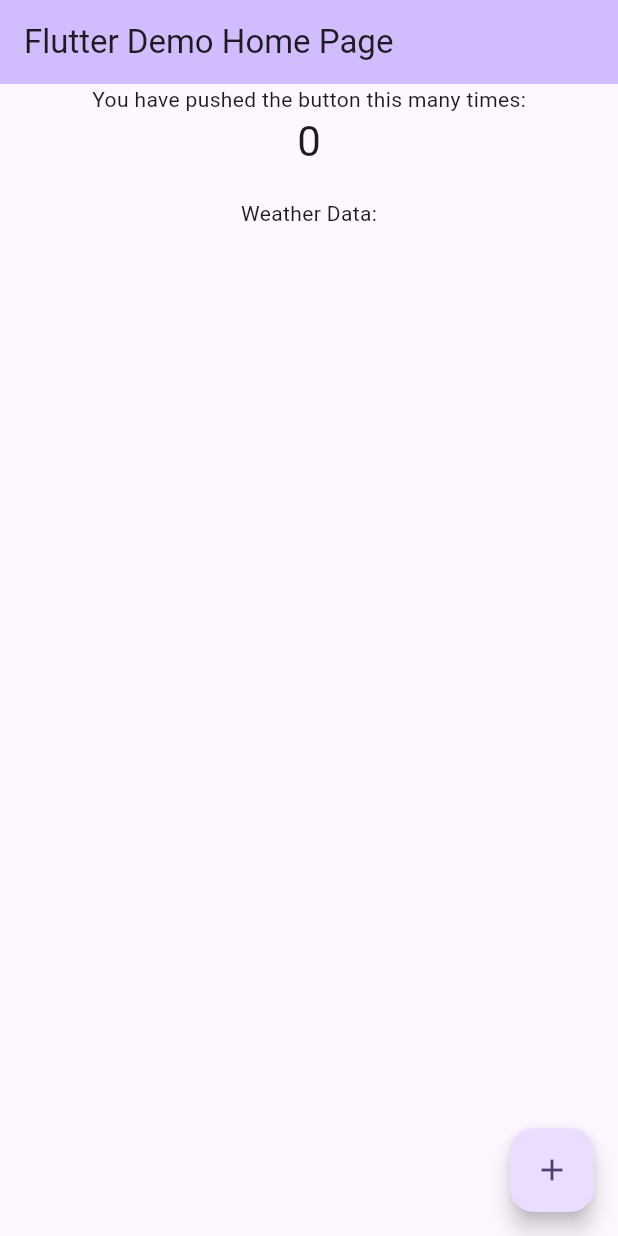
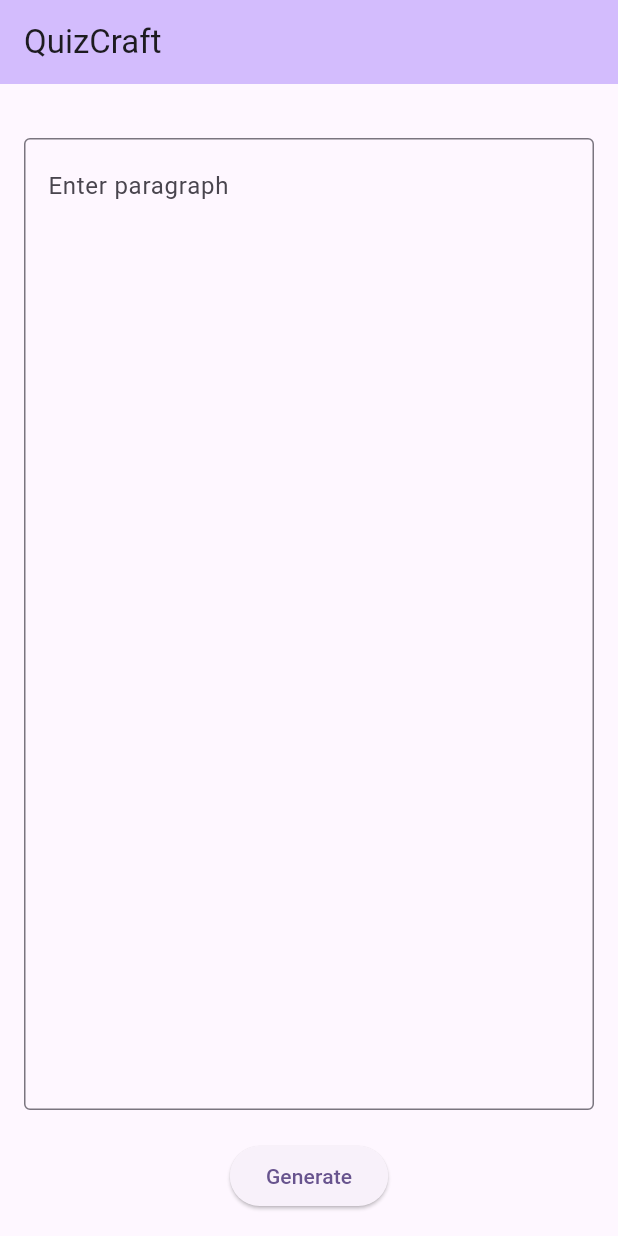
Before and after one commit to sunkenquest/QuizCraft, a Flutter app: the screen it shows after launch, on a phone screen of 412 x 824 dp. Run offline on Flutter 3.47's test engine with Material 3 defaults, Android fonts, the phone set to English and light mode, and no system bars.

Commit message:
feat: add generate quiz on backend and flutter (#5)

```diff
--- /dev/null
+++ b/frontend/lib/controller/quiz_controller.dart
@@ -0,0 +1,24 @@
+import 'package:http/http.dart' as http;
+import 'dart:convert';
+import '../model/quiz_model.dart';
+
+class QuizController {
+  Future<QuizModel?> generateQuiz(String paragraph) async {
+    final response = await http.post(
+      Uri.parse('http://localhost:5000/generateQuiz'),
+      headers: <String, String>{
+        'Content-Type': 'application/json; charset=UTF-8',
+      },
+      body: jsonEncode(<String, String>{
+        'paragraph': paragraph,
+      }),
+    );
+
+    if (response.statusCode == 200) {
+      final data = jsonDecode(response.body);
+      return QuizModel.fromJson(data);
+    } else {
+      throw Exception('Failed to generate quiz');
+    }
+  }
+}
--- a/frontend/lib/main.dart
+++ b/frontend/lib/main.dart
@@ -1,6 +1,9 @@
+import 'dart:developer';
+
 import 'package:flutter/material.dart';
-import 'package:http/http.dart' as http;
-import 'dart:convert';
+import 'controller/quiz_controller.dart';
+import 'view/quiz_page.dart';
+import 'model/quiz_model.dart';
 
 void main() {
   runApp(const MyApp());
@@ -12,115 +15,51 @@ class MyApp extends StatelessWidget {
   @override
   Widget build(BuildContext context) {
     return MaterialApp(
-      title: 'Flutter Demo',
+      title: 'QuizCraft',
       theme: ThemeData(
         colorScheme: ColorScheme.fromSeed(seedColor: Colors.deepPurple),
         useMaterial3: true,
       ),
-      home: const MyHomePage(title: 'Flutter Demo Home Page'),
+      home: const MyQuizPage(),
     );
   }
 }
 
-class MyHomePage extends StatefulWidget {
-  const MyHomePage({super.key, required this.title});
-
-  final String title;
+class MyQuizPage extends StatefulWidget {
+  const MyQuizPage({super.key});
 
   @override
-  State<MyHomePage> createState() => _MyHomePageState();
+  State<MyQuizPage> createState() => _MyQuizPageState();
 }
 
-class _MyHomePageState extends State<MyHomePage> {
-  int _counter = 0;
-  List<dynamic> _weatherData = [];
+class _MyQuizPageState extends State<MyQuizPage> {
+  final TextEditingController _controller = TextEditingController();
+  final QuizController _quizController = QuizController();
+  QuizModel? _quizModel;
 
   @override
-  void initState() {
-    super.initState();
-    _fetchWeatherData();
+  void dispose() {
+    _controller.dispose();
+    super.dispose();
   }
 
-  Future<void> _fetchWeatherData() async {
-    final url = Uri.parse('http://localhost:5139/weatherforecast');
-
+  Future<void> _generateQuiz() async {
     try {
-      final response = await http.get(url);
-
-      if (response.statusCode == 200) {
-        final List<dynamic> data = jsonDecode(response.body);
-       setState(() {
-        _weatherData = data.map((item) {
-          return {
-            'date': item['date'],
-            'temperatureC': item['temperatureC'],
-            'summary': item['summary'],
-            'temperatureF': item['temperatureF'],
-          };
-        }).toList();
+      final quizModel = await _quizController.generateQuiz(_controller.text);
+      setState(() {
+        _quizModel = quizModel;
       });
-      }
-    } catch (error) {
-      setState(() {
-        _weatherData = [];
-      });
+    } catch (e) {
+      log('Error generating quiz: $e');
     }
-  }
-
-  void _incrementCounter() {
-    setState(() {
-      _counter++;
-    });
   }
 
   @override
   Widget build(BuildContext context) {
-    return Scaffold(
-      appBar: AppBar(
-        backgroundColor: Theme.of(context).colorScheme.inversePrimary,
-        title: Text(widget.title),
-      ),
-      body: Center(
-        child: Column(
-          mainAxisAlignment: MainAxisAlignment.center,
-          children: <Widget>[
-            const Text(
-              'You have pushed the button this many times:',
-            ),
-            Text(
-              '$_counter',
-              style: Theme.of(context).textTheme.headlineMedium,
-            ),
-            const SizedBox(height: 20),
-            const Text(
-              'Weather Data:',
-            ),
-            Expanded(
-              child: Column(
-                      children: _weatherData.map((item) {
-                        return Padding(
-                          padding: const EdgeInsets.symmetric(vertical: 8.0),
-                          child: Text(
-                            'Date: ${item['date']}\n'
-                            'Summary: ${item['summary']}\n'
-                            'Temp: ${item['temperatureC']}°C (${item['temperatureF']}°F)',
-                            style: Theme.of(context).textTheme.bodyLarge,
-                          ),
-                        );
-                      }).toList(),
-                    ),
-            ),
-          ],
-        ),
-      ),
-      floatingActionButton: FloatingActionButton(
-        onPressed: () {
-          _incrementCounter();
-          _fetchWeatherData();
-        },
-        tooltip: 'Increment',
-        child: const Icon(Icons.add),
-      ),
+    return QuizPage(
+      controller: _controller,
+      onGenerateQuiz: _generateQuiz,
+      quiz: _quizModel?.questionsAndAnswers,
     );
   }
 }
--- /dev/null
+++ b/frontend/lib/model/quiz_model.dart
@@ -0,0 +1,11 @@
+class QuizModel {
+  final Map<String, String> questionsAndAnswers;
+
+  QuizModel({required this.questionsAndAnswers});
+
+  factory QuizModel.fromJson(Map<String, dynamic> json) {
+    return QuizModel(
+      questionsAndAnswers: Map<String, String>.from(json['q_and_a']),
+    );
+  }
+}
--- /dev/null
+++ b/frontend/lib/view/quiz_page.dart
@@ -0,0 +1,71 @@
+import 'package:flutter/material.dart';
+
+class QuizPage extends StatelessWidget {
+  final TextEditingController controller;
+  final Function onGenerateQuiz;
+  final Map<String, String>? quiz;
+
+  const QuizPage({
+    super.key,
+    required this.controller,
+    required this.onGenerateQuiz,
+    required this.quiz,
+  });
+
+  @override
+  Widget build(BuildContext context) {
+    return Scaffold(
+      appBar: AppBar(
+        backgroundColor: Theme.of(context).colorScheme.inversePrimary,
+        title: const Text('QuizCraft'),
+      ),
+      body: Padding(
+        padding: const EdgeInsets.all(16.0),
+        child: Column(
+          mainAxisAlignment: MainAxisAlignment.center,
+          children: <Widget>[
+            const SizedBox(height: 20),
+            Expanded(
+              child: TextField(
+                controller: controller,
+                decoration: const InputDecoration(
+                  border: OutlineInputBorder(),
+                  hintText: "Enter paragraph",
+                ),
+                maxLines: null,
+                keyboardType: TextInputType.multiline,
+                expands: true,
+                scrollPhysics: const BouncingScrollPhysics(),
+                textAlignVertical: TextAlignVertical.top,
+              ),
+            ),
+            const SizedBox(height: 20),
+            ElevatedButton(
+              onPressed: () => onGenerateQuiz(),
+              child: const Text('Generate'),
+            ),
+            if (quiz != null) ...[
+              const SizedBox(height: 20),
+              Expanded(
+                child: SingleChildScrollView(
+                  child: Column(
+                    crossAxisAlignment: CrossAxisAlignment.start,
+                    children: quiz!.entries.map((entry) {
+                      return Padding(
+                        padding: const EdgeInsets.only(bottom: 8.0),
+                        child: Text(
+                          '${entry.key}\n${entry.value}',
+                          style: const TextStyle(fontSize: 16),
+                        ),
+                      );
+                    }).toList(),
+                  ),
+                ),
+              ),
+            ],
+          ],
+        ),
+      ),
+    );
+  }
+}
```
Also changed, not shown: 5 other files.
